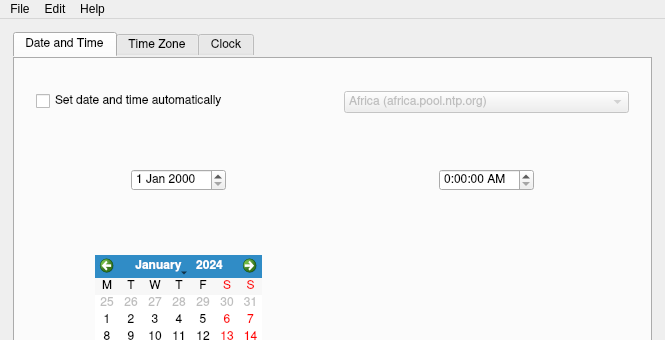
This is Under Construction/Date and Time.app/Resources/date_and_time.ui in helloSystem/Utilities as Qt 5 draws it before an edit; both pictures show x 0 to 665 and y 0 to 340 of the 665 by 555 pixel window. The edited form follows.
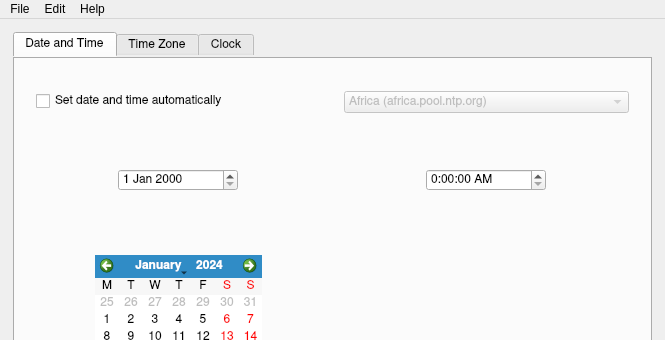
This is the edited form. The open tabs and pages were chosen to show the change. Icons and pictures are not drawn. Custom widgets are drawn as their Qt base class.

Commit message: Fixe var name

What changed in the file:
```diff
--- a/Under Construction/Date and Time.app/Resources/date_and_time.ui
+++ b/Under Construction/Date and Time.app/Resources/date_and_time.ui
@@ -111,6 +111,18 @@
           </property>
           <item row="2" column="1" alignment="Qt::AlignHCenter">
            <widget class="QTimeEdit" name="dat_timeedit_widget">
+            <property name="sizePolicy">
+             <sizepolicy hsizetype="Preferred" vsizetype="Fixed">
+              <horstretch>0</horstretch>
+              <verstretch>0</verstretch>
+             </sizepolicy>
+            </property>
+            <property name="minimumSize">
+             <size>
+              <width>120</width>
+              <height>0</height>
+             </size>
+            </property>
             <property name="font">
              <font>
               <family>Nimbus Sans</family>
@@ -256,6 +268,18 @@
           </item>
           <item row="2" column="0" alignment="Qt::AlignHCenter">
            <widget class="QDateEdit" name="dat_dateedit_widget">
+            <property name="sizePolicy">
+             <sizepolicy hsizetype="Preferred" vsizetype="Fixed">
+              <horstretch>0</horstretch>
+              <verstretch>0</verstretch>
+             </sizepolicy>
+            </property>
+            <property name="minimumSize">
+             <size>
+              <width>120</width>
+              <height>0</height>
+             </size>
+            </property>
             <property name="font">
              <font>
               <family>Nimbus Sans</family>
```
Left out of the diff: 2 changed lines with no effect on the pictures. The commit also changes 1 other file.
